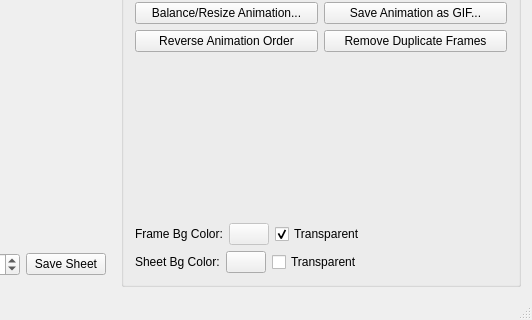
First picture: the form in MainWindow.ui, repository meh2481/SpriteSheeter, before the edit; both pictures show x 591 to 1123 and y 404 to 724 of the 1123 by 724 pixel window.
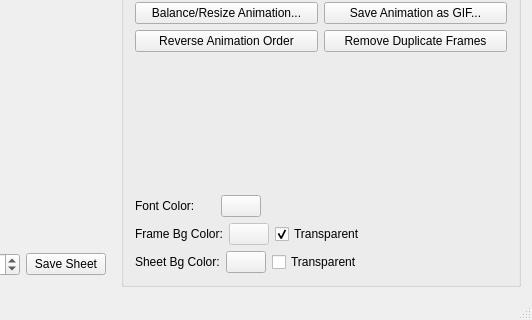
Second picture: the form after the edit. Icons and pictures are not drawn. Custom widgets are drawn as their Qt base class.

Commit message: Add font color selection

What changed in the file:
```diff
--- a/MainWindow.ui
+++ b/MainWindow.ui
@@ -589,6 +589,53 @@
           </item>
           <item>
            <layout class="QVBoxLayout" name="verticalLayout_4">
+            <property name="topMargin">
+             <number>0</number>
+            </property>
+            <item>
+             <layout class="QHBoxLayout" name="horizontalLayout_14">
+              <property name="topMargin">
+               <number>0</number>
+              </property>
+              <item>
+               <widget class="QLabel" name="label_9">
+                <property name="minimumSize">
+                 <size>
+                  <width>80</width>
+                  <height>0</height>
+                 </size>
+                </property>
+                <property name="text">
+                 <string>Font Color:</string>
+                </property>
+               </widget>
+              </item>
+              <item>
+               <widget class="QPushButton" name="fontColSelect">
+                <property name="text">
+                 <string/>
+                </property>
+                <property name="icon">
+                 <iconset resource="spritesheetertest1.qrc">
+                  <normaloff>:/images/icon2.png</normaloff>:/images/icon2.png</iconset>
+                </property>
+               </widget>
+              </item>
+              <item>
+               <spacer name="horizontalSpacer_8">
+                <property name="orientation">
+                 <enum>Qt::Horizontal</enum>
+                </property>
+                <property name="sizeHint" stdset="0">
+                 <size>
+                  <width>40</width>
+                  <height>20</height>
+                 </size>
+                </property>
+               </spacer>
+              </item>
+             </layout>
+            </item>
             <item>
              <layout class="QHBoxLayout" name="horizontalLayout_13">
               <item>
```
The commit also changes 4 other files.
